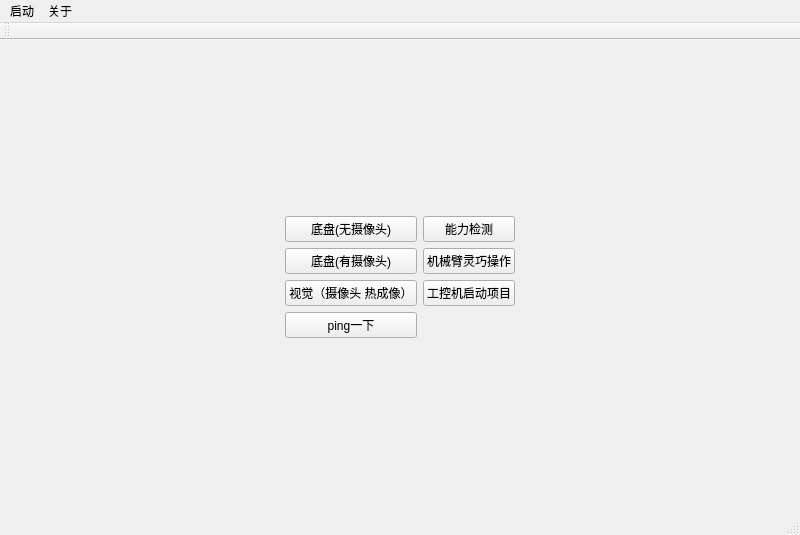
First picture: the form in explorer_ui/ui/mainwindow.ui, repository MaxChanger/nwpu_explorer_2018, before the edit.
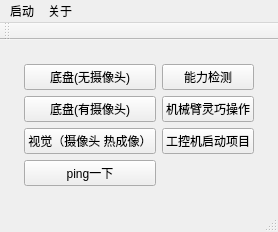
Second picture: the form after the edit.

The edit to the form file:
```diff
--- a/explorer_ui/ui/mainwindow.ui
+++ b/explorer_ui/ui/mainwindow.ui
@@ -6,8 +6,8 @@
    <rect>
     <x>0</x>
     <y>0</y>
-    <width>800</width>
-    <height>535</height>
+    <width>278</width>
+    <height>232</height>
    </rect>
   </property>
   <property name="windowTitle">
@@ -189,7 +189,7 @@
     <rect>
      <x>0</x>
      <y>0</y>
-     <width>800</width>
+     <width>278</width>
      <height>23</height>
     </rect>
    </property>
```
